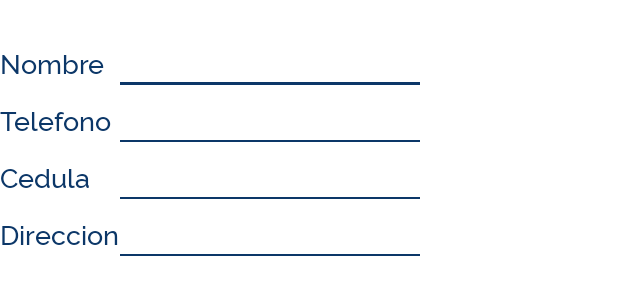
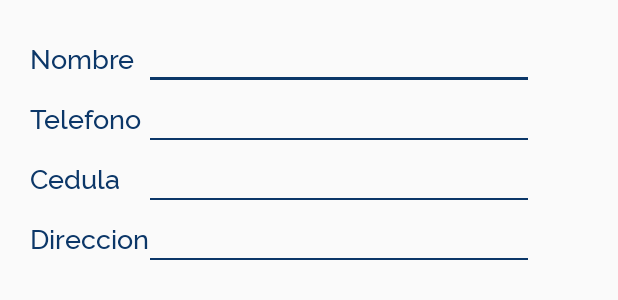
Before and after one commit to manuelkrtc/Chefzin-Android, an Android app: the layout row_checkout_data.xml on its own in the app's theme, with its tools: preview values and no code run, on a phone screen of 412 x 824 dp. Shown: the top 300 px of the screen. Run offline under Robolectric (Android 15) with nearby library versions, the light colour scheme and no system bars; network calls fail.

Commit message:
fase 3/4 checkout

```diff
--- a/app/src/main/res/layout/fragment_checkout.xml
+++ b/app/src/main/res/layout/fragment_checkout.xml
@@ -2,7 +2,7 @@
 <ScrollView
     android:layout_width="match_parent"
     android:layout_height="match_parent"
-    android:background="@color/white"
+    android:background="@mipmap/background_kitchen"
     xmlns:custom  = "http://schemas.android.com/apk/res-auto"
     xmlns:android="http://schemas.android.com/apk/res/android"
     >
--- a/app/src/main/res/layout/row_checkout_data.xml
+++ b/app/src/main/res/layout/row_checkout_data.xml
@@ -4,7 +4,9 @@
     android:layout_width="match_parent"
     android:layout_height="200dp"
     android:gravity="center"
-    android:background="@color/white"
+    android:background="@null"
+    android:paddingLeft="@dimen/margin"
+    android:paddingRight="@dimen/margin"
     xmlns:custom  = "http://schemas.android.com/apk/res-auto"
     xmlns:android="http://schemas.android.com/apk/res/android"
     >
@@ -12,7 +14,7 @@
     <!--zone Name-->
     <LinearLayout
         android:layout_width="match_parent"
-        android:layout_height="wrap_content"
+        android:layout_height="@dimen/height_text_checkout"
         android:gravity="center_vertical"
         >
         <com.future333.chefzin.view.FontTextView
@@ -23,14 +25,15 @@
         <com.future333.chefzin.view.FontEditText
             style="@style/form"
             android:id="@+id/etName"
-            android:layout_width="200dp"
+            android:layout_width="match_parent"
+            android:layout_marginRight="40dp"
             />
     </LinearLayout>
 
     <!--zone Phone-->
     <LinearLayout
         android:layout_width="match_parent"
-        android:layout_height="wrap_content"
+        android:layout_height="@dimen/height_text_checkout"
         android:gravity="center_vertical"
         >
         <com.future333.chefzin.view.FontTextView
@@ -41,14 +44,16 @@
         <com.future333.chefzin.view.FontEditText
             style="@style/form"
             android:id="@+id/etPhone"
-            android:layout_width="200dp"
+            android:layout_width="match_parent"
+            android:layout_marginRight="40dp"
+
             />
     </LinearLayout>
 
     <!--zone Document-->
     <LinearLayout
         android:layout_width="match_parent"
-        android:layout_height="wrap_content"
+        android:layout_height="@dimen/height_text_checkout"
         android:gravity="center_vertical"
         >
         <com.future333.chefzin.view.FontTextView
@@ -59,14 +64,16 @@
         <com.future333.chefzin.view.FontEditText
             style="@style/form"
             android:id="@+id/etDocument"
-            android:layout_width="200dp"
+            android:layout_width="match_parent"
+            android:layout_marginRight="40dp"
+
             />
     </LinearLayout>
 
     <!--zone Address-->
     <LinearLayout
         android:layout_width="match_parent"
-        android:layout_height="wrap_content"
+        android:layout_height="@dimen/height_text_checkout"
         android:gravity="center_vertical"
         >
         <com.future333.chefzin.view.FontTextView
@@ -77,7 +84,9 @@
         <com.future333.chefzin.view.FontEditText
             style="@style/form"
             android:id="@+id/etAddress"
-            android:layout_width="200dp"
+            android:layout_width="match_parent"
+            android:layout_marginRight="40dp"
+
             />
     </LinearLayout>
 
--- a/app/src/main/res/layout/row_product_checkout.xml
+++ b/app/src/main/res/layout/row_product_checkout.xml
@@ -4,7 +4,7 @@
     android:layout_width="match_parent"
     android:layout_height="wrap_content"
     android:gravity="center"
-    android:background="@color/white"
+    android:background="@null"
     xmlns:custom  = "http://schemas.android.com/apk/res-auto"
     xmlns:android="http://schemas.android.com/apk/res/android"
     >
--- a/app/src/main/res/values/dimens.xml
+++ b/app/src/main/res/values/dimens.xml
@@ -29,5 +29,7 @@
     <dimen name="icon_margin_s">      2dp</dimen>
     <dimen name="icon_size_s">        12dp</dimen>
 
+    <dimen name="height_text_checkout">        40dp</dimen>
+
 
 </resources>
```
Also changed, not shown: app/src/main/res/layout/row_checkout_payment.xml (+12 -3 lines), app/src/main/res/layout/row_checkout_price.xml (+9 -9 lines), app/src/main/res/mipmap-hdpi/background_kitchen.png (added), app/src/main/res/mipmap-mdpi/background_kitchen.png (added), app/src/main/res/mipmap-xhdpi/background_kitchen.png (added), app/src/main/res/mipmap-xxhdpi/background_kitchen.png (added), app/src/main/res/mipmap-xxxhdpi/background_kitchen.png (added), 1 other file.
